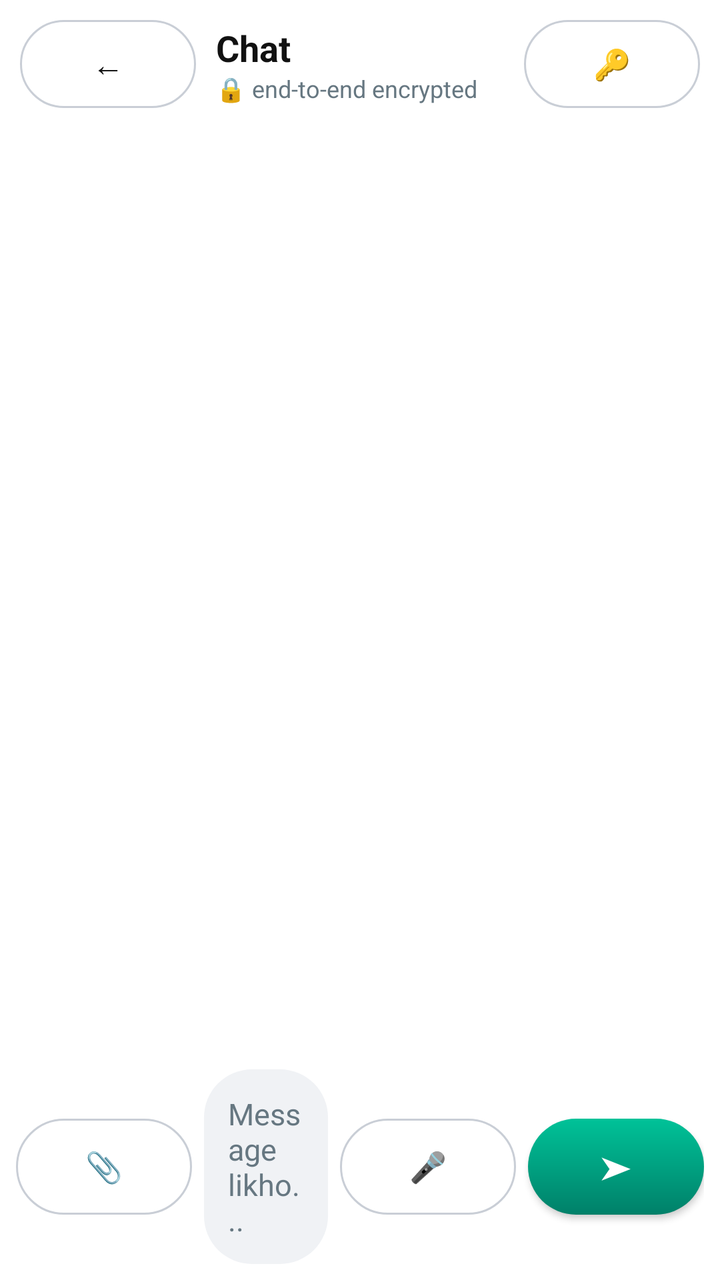
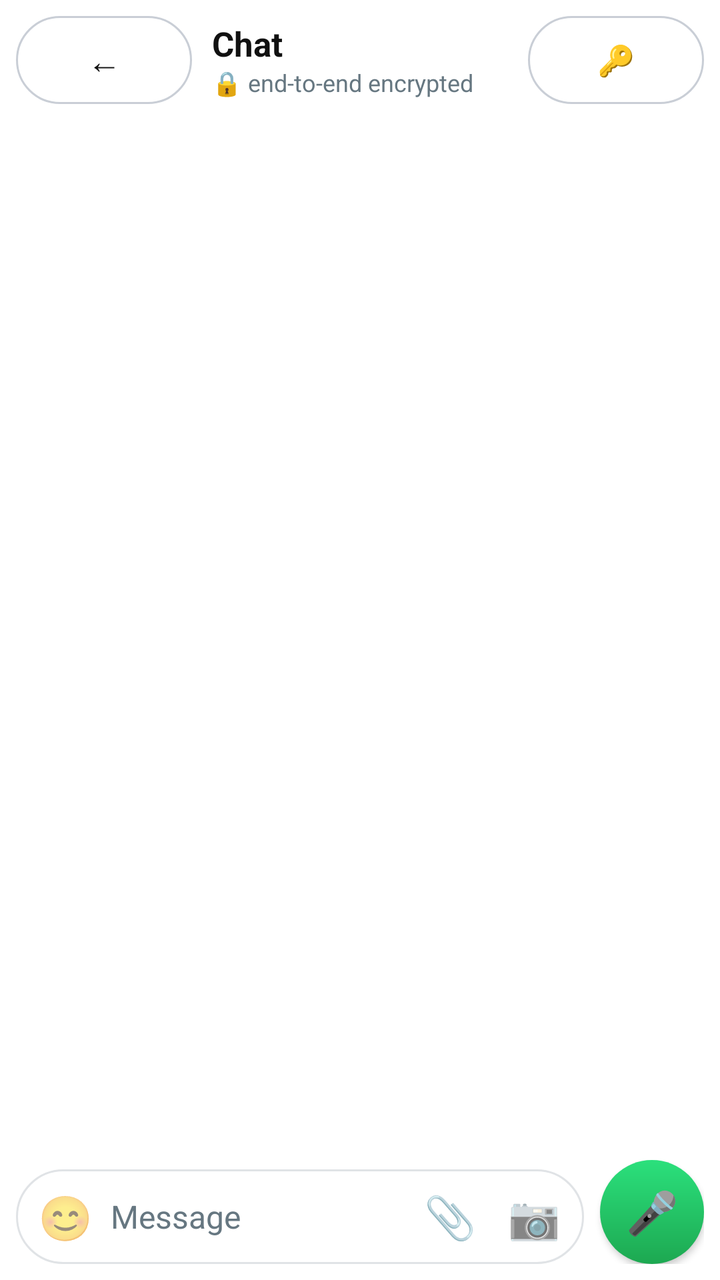

The first picture is an Android layout as it rendered before a commit; the second is the same layout after the commit. The layout source and the unified diff follow.
<!-- AndroidManifest.xml: application theme android:Theme.Material.Light.NoActionBar -->
<!-- res/layout/activity_chat.xml -->
<?xml version="1.0" encoding="utf-8"?>
<LinearLayout xmlns:android="http://schemas.android.com/apk/res/android"
    android:layout_width="match_parent" android:layout_height="match_parent"
    android:background="@drawable/bg_app" android:orientation="vertical">

    <LinearLayout
        android:layout_width="match_parent" android:layout_height="wrap_content"
        android:background="@drawable/bg_header" android:gravity="center_vertical"
        android:orientation="horizontal" android:padding="10dp">

        <Button
            android:id="@+id/btnBack"
            android:layout_width="wrap_content" android:layout_height="44dp"
            android:background="@drawable/bg_btn_ghost" android:paddingLeft="12dp"
            android:paddingRight="12dp" android:text="←"
            android:textColor="#111111" android:textSize="16sp" />

        <LinearLayout
            android:layout_width="0dp" android:layout_height="wrap_content"
            android:layout_marginLeft="10dp" android:layout_weight="1"
            android:orientation="vertical">
            <TextView
                android:id="@+id/tvChatTitle"
                android:layout_width="match_parent" android:layout_height="wrap_content"
                android:text="Chat" android:textColor="#111111"
                android:textSize="18sp" android:textStyle="bold" />
            <TextView
                android:id="@+id/tvChatSub"
                android:layout_width="match_parent" android:layout_height="wrap_content"
                android:text="🔒 end-to-end encrypted" android:textColor="#667781"
                android:textSize="12sp" />
        </LinearLayout>

        <Button
            android:id="@+id/btnSafety"
            android:layout_width="wrap_content" android:layout_height="44dp"
            android:background="@drawable/bg_btn_ghost" android:paddingLeft="12dp"
            android:paddingRight="12dp" android:text="🔑"
            android:textColor="#111111" android:textSize="15sp" />
    </LinearLayout>

    <ScrollView
        android:id="@+id/chatScroll"
        android:layout_width="match_parent" android:layout_height="0dp"
        android:layout_weight="1">
        <LinearLayout
            android:id="@+id/msgList"
            android:layout_width="match_parent" android:layout_height="wrap_content"
            android:orientation="vertical" android:padding="12dp" />
    </ScrollView>

    <LinearLayout
        android:id="@+id/recordBar"
        android:layout_width="match_parent" android:layout_height="wrap_content"
        android:background="@drawable/bg_header" android:gravity="center_vertical"
        android:orientation="horizontal" android:padding="10dp" android:visibility="gone">
        <TextView
            android:id="@+id/tvRecTime"
            android:layout_width="0dp" android:layout_height="wrap_content"
            android:layout_weight="1" android:text="● 0:00"
            android:textColor="#F44336" android:textSize="16sp" />
        <Button
            android:id="@+id/btnRecCancel"
            android:layout_width="wrap_content" android:layout_height="44dp"
            android:background="@drawable/bg_btn_ghost" android:text="Cancel"
            android:textColor="#111111" android:textSize="14sp" />
        <Button
            android:id="@+id/btnRecSend"
            android:layout_width="wrap_content" android:layout_height="44dp"
            android:layout_marginLeft="8dp" android:background="@drawable/bg_btn_teal"
            android:text="Bhejo ➤" android:textColor="#FFFFFF" android:textSize="14sp" />
    </LinearLayout>

    <LinearLayout
        android:id="@+id/inputBar"
        android:layout_width="match_parent" android:layout_height="wrap_content"
        android:background="@drawable/bg_header" android:gravity="center_vertical"
        android:orientation="horizontal" android:padding="8dp">

        <Button
            android:id="@+id/btnAttach"
            android:layout_width="wrap_content" android:layout_height="48dp"
            android:background="@drawable/bg_btn_ghost" android:paddingLeft="12dp"
            android:paddingRight="12dp" android:text="📎"
            android:textColor="#111111" android:textSize="15sp" />

        <EditText
            android:id="@+id/etMessage"
            android:layout_width="0dp" android:layout_height="wrap_content"
            android:layout_marginLeft="6dp" android:layout_weight="1"
            android:background="@drawable/bg_input"
            android:hint="Message likho..." android:inputType="textMultiLine"
            android:maxLines="4" android:padding="12dp" android:textColor="#111111"
            android:textColorHint="#667781" android:textSize="15sp" />

        <Button
            android:id="@+id/btnMic"
            android:layout_width="wrap_content" android:layout_height="48dp"
            android:layout_marginLeft="6dp" android:background="@drawable/bg_btn_ghost"
            android:paddingLeft="13dp" android:paddingRight="13dp" android:text="🎤"
            android:textColor="#111111" android:textSize="15sp" />

        <Button
            android:id="@+id/btnSend"
            android:layout_width="wrap_content" android:layout_height="48dp"
            android:layout_marginLeft="6dp" android:background="@drawable/bg_btn_teal"
            android:paddingLeft="16dp" android:paddingRight="16dp" android:text="➤"
            android:textColor="#FFFFFF" android:textSize="16sp" />
    </LinearLayout>
</LinearLayout>
<!-- resources referenced by this layout -->
<resources>
  <!-- drawable bg_app (drawable) -->
  <?xml version="1.0" encoding="utf-8"?>
  <shape xmlns:android="http://schemas.android.com/apk/res/android" android:shape="rectangle">
      <solid android:color="#FFFFFF" />
  </shape>
  <!-- drawable bg_btn_ghost (drawable) -->
  <?xml version="1.0" encoding="utf-8"?>
  <shape xmlns:android="http://schemas.android.com/apk/res/android" android:shape="rectangle">
      <corners android:radius="24dp" />
      <stroke android:width="1dp" android:color="#C9CED6" />
      <solid android:color="#00000000" />
  </shape>
  <!-- drawable bg_btn_teal (drawable) -->
  <?xml version="1.0" encoding="utf-8"?>
  <shape xmlns:android="http://schemas.android.com/apk/res/android" android:shape="rectangle">
      <corners android:radius="24dp" />
      <gradient android:angle="270" android:startColor="#00C298" android:endColor="#008069" />
  </shape>
  <!-- drawable bg_header (drawable) -->
  <?xml version="1.0" encoding="utf-8"?>
  <shape xmlns:android="http://schemas.android.com/apk/res/android" android:shape="rectangle">
      <solid android:color="#FFFFFF" />
  </shape>
  <!-- drawable bg_input (drawable) -->
  <?xml version="1.0" encoding="utf-8"?>
  <shape xmlns:android="http://schemas.android.com/apk/res/android" android:shape="rectangle">
      <corners android:radius="24dp" />
      <solid android:color="#F0F2F5" />
  </shape>
</resources>

<!-- the commit's change to res/layout/activity_chat.xml (unified diff, before → after) -->
@@ -6,14 +6,14 @@
     <LinearLayout
         android:layout_width="match_parent" android:layout_height="wrap_content"
         android:background="@drawable/bg_header" android:gravity="center_vertical"
-        android:orientation="horizontal" android:padding="10dp">
+        android:orientation="horizontal" android:padding="8dp">
 
         <Button
             android:id="@+id/btnBack"
             android:layout_width="wrap_content" android:layout_height="44dp"
-            android:background="@drawable/bg_btn_ghost" android:paddingLeft="12dp"
-            android:paddingRight="12dp" android:text="←"
-            android:textColor="#111111" android:textSize="16sp" />
+            android:background="@drawable/bg_btn_ghost" android:paddingLeft="13dp"
+            android:paddingRight="13dp" android:text="←"
+            android:textColor="#111111" android:textSize="17sp" />
 
         <LinearLayout
             android:layout_width="0dp" android:layout_height="wrap_content"
@@ -21,90 +21,114 @@
             android:orientation="vertical">
             <TextView
                 android:id="@+id/tvChatTitle"
-                android:layout_width="match_parent" android:layout_height="wrap_content"
+                android:layout_width="wrap_content" android:layout_height="wrap_content"
                 android:text="Chat" android:textColor="#111111"
-                android:textSize="18sp" android:textStyle="bold" />
+                android:textSize="17sp" android:textStyle="bold" />
             <TextView
                 android:id="@+id/tvChatSub"
-                android:layout_width="match_parent" android:layout_height="wrap_content"
+                android:layout_width="wrap_content" android:layout_height="wrap_content"
                 android:text="🔒 end-to-end encrypted" android:textColor="#667781"
                 android:textSize="12sp" />
         </LinearLayout>
-
         <Button
             android:id="@+id/btnSafety"
             android:layout_width="wrap_content" android:layout_height="44dp"
-            android:background="@drawable/bg_btn_ghost" android:paddingLeft="12dp"
-            android:paddingRight="12dp" android:text="🔑"
+            android:background="@drawable/bg_btn_ghost" android:paddingLeft="13dp"
+            android:paddingRight="13dp" android:text="🔑"
             android:textColor="#111111" android:textSize="15sp" />
     </LinearLayout>
 
-    <ScrollView
-        android:id="@+id/chatScroll"
+    <FrameLayout
+        android:id="@+id/wallpaperRoot"
         android:layout_width="match_parent" android:layout_height="0dp"
         android:layout_weight="1">
+
+        <ScrollView
+            android:id="@+id/chatScroll"
+            android:layout_width="match_parent" android:layout_height="match_parent">
+            <LinearLayout
+                android:id="@+id/msgList"
+                android:layout_width="match_parent" android:layout_height="wrap_content"
+                android:orientation="vertical" android:padding="10dp" />
+        </ScrollView>
+
         <LinearLayout
-            android:id="@+id/msgList"
             android:layout_width="match_parent" android:layout_height="wrap_content"
-            android:orientation="vertical" android:padding="12dp" />
-    </ScrollView>
+            android:layout_gravity="bottom" android:orientation="vertical"
+            android:paddingLeft="8dp" android:paddingRight="8dp" android:paddingBottom="8dp">
 
-    <LinearLayout
-        android:id="@+id/recordBar"
-        android:layout_width="match_parent" android:layout_height="wrap_content"
-        android:background="@drawable/bg_header" android:gravity="center_vertical"
-        android:orientation="horizontal" android:padding="10dp" android:visibility="gone">
-        <TextView
-            android:id="@+id/tvRecTime"
-            android:layout_width="0dp" android:layout_height="wrap_content"
-            android:layout_weight="1" android:text="● 0:00"
-            android:textColor="#F44336" android:textSize="16sp" />
-        <Button
-            android:id="@+id/btnRecCancel"
-            android:layout_width="wrap_content" android:layout_height="44dp"
-            android:background="@drawable/bg_btn_ghost" android:text="Cancel"
-            android:textColor="#111111" android:textSize="14sp" />
-        <Button
-            android:id="@+id/btnRecSend"
-            android:layout_width="wrap_content" android:layout_height="44dp"
-            android:layout_marginLeft="8dp" android:background="@drawable/bg_btn_teal"
-            android:text="Bhejo ➤" android:textColor="#FFFFFF" android:textSize="14sp" />
-    </LinearLayout>
+            <LinearLayout
+                android:id="@+id/recordBar"
+                android:layout_width="match_parent" android:layout_height="wrap_content"
+                android:layout_marginBottom="6dp" android:background="@drawable/bg_pill"
+                android:gravity="center_vertical" android:orientation="horizontal"
+                android:padding="8dp" android:visibility="gone">
+                <TextView
+                    android:layout_width="wrap_content" android:layout_height="wrap_content"
+                    android:text="●" android:textColor="#F44336" android:textSize="16sp" />
+                <TextView
+                    android:id="@+id/tvRecTime"
+                    android:layout_width="0dp" android:layout_height="wrap_content"
+                    android:layout_marginLeft="8dp" android:layout_weight="1"
+                    android:text="0:00" android:textColor="#111111" android:textSize="16sp" />
+                <Button
+                    android:id="@+id/btnRecCancel"
+                    android:layout_width="wrap_content" android:layout_height="42dp"
+                    android:background="@drawable/bg_btn_ghost" android:paddingLeft="14dp"
+                    android:paddingRight="14dp" android:text="Cancel"
+                    android:textColor="#111111" android:textSize="14sp" />
+                <Button
+                    android:id="@+id/btnRecSend"
+                    android:layout_width="wrap_content" android:layout_height="42dp"
+                    android:layout_marginLeft="8dp" android:background="@drawable/bg_btn_teal"
+                    android:paddingLeft="16dp" android:paddingRight="16dp" android:text="Bhejo ➤"
+                    android:textColor="#FFFFFF" android:textSize="14sp" />
+            </LinearLayout>
 
-    <LinearLayout
-        android:id="@+id/inputBar"
-        android:layout_width="match_parent" android:layout_height="wrap_content"
-        android:background="@drawable/bg_header" android:gravity="center_vertical"
-        android:orientation="horizontal" android:padding="8dp">
+            <LinearLayout
+                android:id="@+id/inputBar"
+                android:layout_width="match_parent" android:layout_height="wrap_content"
+                android:gravity="bottom" android:orientation="horizontal">
 
-        <Button
-            android:id="@+id/btnAttach"
-            android:layout_width="wrap_content" android:layout_height="48dp"
-            android:background="@drawable/bg_btn_ghost" android:paddingLeft="12dp"
-            android:paddingRight="12dp" android:text="📎"
-            android:textColor="#111111" android:textSize="15sp" />
+                <LinearLayout
+                    android:layout_width="0dp" android:layout_height="wrap_content"
+                    android:layout_weight="1" android:background="@drawable/bg_pill"
+                    android:gravity="center_vertical" android:orientation="horizontal"
+                    android:paddingLeft="2dp" android:paddingRight="4dp">
+                    <TextView
+                        android:id="@+id/btnEmoji"
+                        android:layout_width="wrap_content" android:layout_height="wrap_content"
+                        android:padding="9dp" android:text="😊" android:textSize="22sp" />
+                    <EditText
+                        android:id="@+id/etMessage"
+                        android:layout_width="0dp" android:layout_height="wrap_content"
+                        android:layout_weight="1" android:background="@null"
+                        android:hint="Message" android:inputType="textMultiLine"
+                        android:maxLines="4" android:paddingTop="11dp"
+                        android:paddingBottom="11dp" android:textColor="#111111"
+                        android:textColorHint="#667781" android:textSize="16sp" />
+                    <TextView
+                        android:id="@+id/btnAttach"
+                        android:layout_width="wrap_content" android:layout_height="wrap_content"
+                        android:padding="8dp" android:text="📎" android:textSize="21sp" />
+                    <TextView
+                        android:id="@+id/btnCamera"
+                        android:layout_width="wrap_content" android:layout_height="wrap_content"
+                        android:padding="8dp" android:text="📷" android:textSize="21sp" />
+                </LinearLayout>
 
-        <EditText
-            android:id="@+id/etMessage"
-            android:layout_width="0dp" android:layout_height="wrap_content"
-            android:layout_marginLeft="6dp" android:layout_weight="1"
-            android:background="@drawable/bg_input"
-            android:hint="Message likho..." android:inputType="textMultiLine"
-            android:maxLines="4" android:padding="12dp" android:textColor="#111111"
-            android:textColorHint="#667781" android:textSize="15sp" />
+                <Button
+                    android:id="@+id/btnMicSend"
+                    android:layout_width="52dp" android:layout_height="52dp"
+                    android:layout_marginLeft="8dp" android:background="@drawable/bg_btn_circle"
+                    android:text="🎤" android:textColor="#FFFFFF" android:textSize="21sp" />
+            </LinearLayout>
 
-        <Button
-            android:id="@+id/btnMic"
-            android:layout_width="wrap_content" android:layout_height="48dp"
-            android:layout_marginLeft="6dp" android:background="@drawable/bg_btn_ghost"
-            android:paddingLeft="13dp" android:paddingRight="13dp" android:text="🎤"
-            android:textColor="#111111" android:textSize="15sp" />
-
-        <Button
-            android:id="@+id/btnSend"
-            android:layout_width="wrap_content" android:layout_height="48dp"
-            android:layout_marginLeft="6dp" android:background="@drawable/bg_btn_teal"
-            android:paddingLeft="16dp" android:paddingRight="16dp" android:text="➤"
-            android:textColor="#FFFFFF" android:textSize="16sp" />
-    </LinearLayout>
+            <GridLayout
+                android:id="@+id/emojiPanel"
+                android:layout_width="match_parent" android:layout_height="wrap_content"
+                android:layout_marginTop="6dp" android:background="@drawable/bg_pill"
+                android:columnCount="8" android:padding="8dp" android:visibility="gone" />
+        </LinearLayout>
+    </FrameLayout>
 </LinearLayout>
<!-- resource entries referenced after the edit -->
@@ -4,6 +4,11 @@
   <?xml version="1.0" encoding="utf-8"?>
   <shape xmlns:android="http://schemas.android.com/apk/res/android" android:shape="rectangle">
       <solid android:color="#FFFFFF" />
+  </shape>
+  <!-- drawable bg_btn_circle (drawable) -->
+  <?xml version="1.0" encoding="utf-8"?>
+  <shape xmlns:android="http://schemas.android.com/apk/res/android" android:shape="oval">
+      <gradient android:angle="270" android:startColor="#2BE07C" android:endColor="#1DA851" />
   </shape>
   <!-- drawable bg_btn_ghost (drawable) -->
   <?xml version="1.0" encoding="utf-8"?>
@@ -23,11 +28,12 @@
   <shape xmlns:android="http://schemas.android.com/apk/res/android" android:shape="rectangle">
       <solid android:color="#FFFFFF" />
   </shape>
-  <!-- drawable bg_input (drawable) -->
+  <!-- drawable bg_pill (drawable) -->
   <?xml version="1.0" encoding="utf-8"?>
   <shape xmlns:android="http://schemas.android.com/apk/res/android" android:shape="rectangle">
-      <corners android:radius="24dp" />
-      <solid android:color="#F0F2F5" />
+      <corners android:radius="28dp" />
+      <solid android:color="#FFFFFF" />
+      <stroke android:width="1dp" android:color="#E0E3E6" />
   </shape>
 </resources>
 
